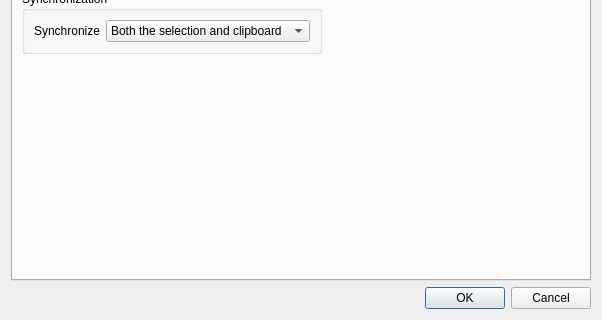
aither64/haveclip-desktop, file haveclip-desktop/src/SettingsDialog.ui: the form before one commit; both pictures show x 0 to 602 and y 146 to 466 of the 602 by 466 pixel window.
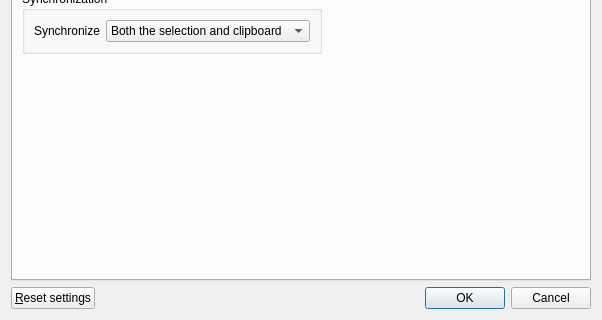
The form after the commit. Icons and pictures are not drawn.

Commit message: Settings: reset button

Diff of the .ui file:
```diff
--- a/haveclip-desktop/src/SettingsDialog.ui
+++ b/haveclip-desktop/src/SettingsDialog.ui
@@ -732,6 +732,15 @@
     </widget>
    </item>
    <item>
+    <layout class="QHBoxLayout" name="horizontalLayout_3">
+     <item>
+      <widget class="QPushButton" name="resetButton">
+       <property name="text">
+        <string>&amp;Reset settings</string>
+       </property>
+      </widget>
+     </item>
+     <item>
     <widget class="QDialogButtonBox" name="buttonBox">
      <property name="orientation">
       <enum>Qt::Horizontal</enum>
@@ -740,6 +749,8 @@
       <set>QDialogButtonBox::Cancel|QDialogButtonBox::Ok</set>
      </property>
     </widget>
+     </item>
+    </layout>
    </item>
   </layout>
  </widget>
```
Lines whose indentation alone changed are shown as unchanged. The commit also changes 4 other files.
